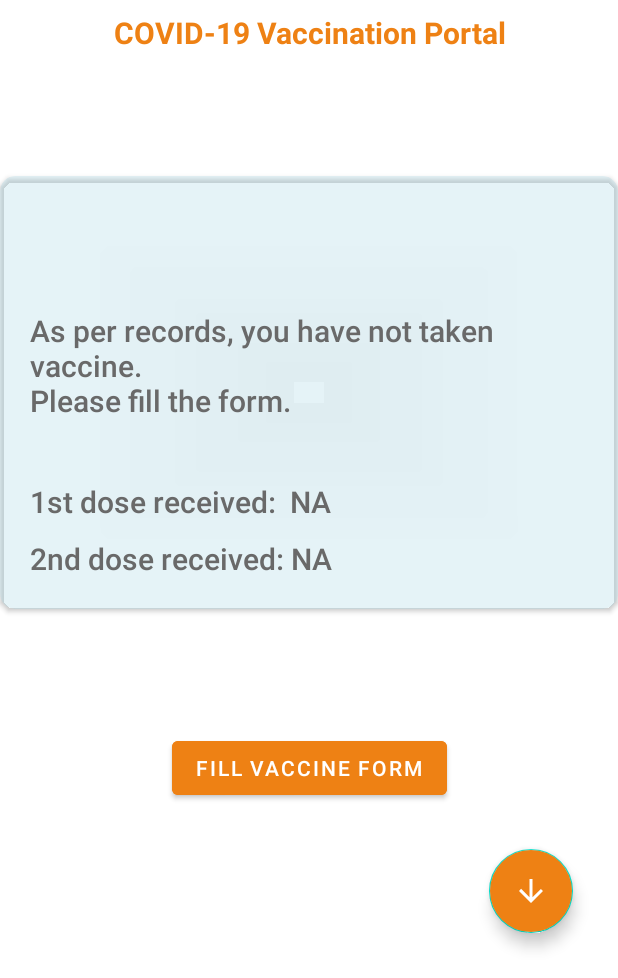
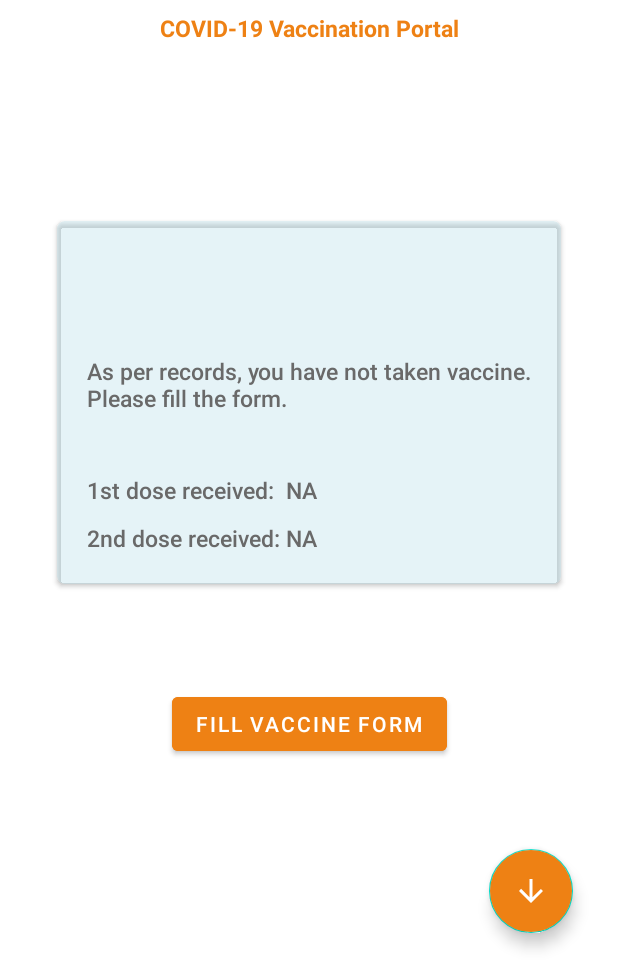
Before and after one commit to ankitwkd/COVAR, an Android app: the screen it shows after launch once a user with an empty profile is signed in (Dashboard), on a phone screen of 412 x 824 dp, the part 258-1236 px from its top. Run offline under Robolectric (Android 15) with nearby library versions, the phone set to English and light mode, and no system bars; our stand-ins replace Firebase (no records; nobody signed in at launch, a user with empty details on screens opened directly), navigation-ui; 3 statements that could not run were skipped.

Commit message:
Dashboard UI fix and vaccine form empty check

```diff
--- a/app/src/main/java/com/example/covar/VaccineDetailsActivity.java
+++ b/app/src/main/java/com/example/covar/VaccineDetailsActivity.java
@@ -155,6 +155,14 @@ public class VaccineDetailsActivity extends AppCompatActivity {
     public void saveVaccineDetails(View view) {
         try {
             String username = currUser.getEmail().split("@")[0];
+            String vaccineName = vaccineDropdown.getText().toString();
+            String doseNumber = doseDropdown.getText().toString();
+            String dateString = dateLayout.getText().toString();
+            if(vaccineName.isEmpty() || doseNumber.isEmpty() || dateString.isEmpty()){
+                Toast.makeText(this, "All fields are mandatory", Toast.LENGTH_SHORT)
+                        .show();
+                return;
+            }
             user.setVaccineName(vaccineDropdown.getText().toString());
             user.setDose(doseDropdown.getText().toString());
             if(user.getDose().equalsIgnoreCase("1")) {
--- a/app/src/main/java/com/example/covar/ui/home/HomeFragment.java
+++ b/app/src/main/java/com/example/covar/ui/home/HomeFragment.java
@@ -109,7 +109,7 @@ public class HomeFragment extends Fragment {
 
     private void collectData() {
         String username = currUser.getEmail().split("@")[0];
-        cardView.setVisibility(getView().GONE);
+        cardView.setVisibility(getView().INVISIBLE);
         //progressBar.setVisibility(getView().VISIBLE);
         mDatabase.child("users").child(username).get()
                 .addOnCompleteListener(new OnCompleteListener<DataSnapshot>() {
@@ -145,16 +145,16 @@ public class HomeFragment extends Fragment {
                                 c.add(Calendar.DATE, 30);
                                 display_text += new SimpleDateFormat("d MMMM yyyy").format(c.getTime()) + "\n";
                                 secondDose.setText("Tentative second dose date: " + new SimpleDateFormat("d MMMM yyyy").format(c.getTime()));
-                                msg.setText("Thank you for completing your COVID-19 vaccine.\nYour second dose is still due.");
+                                msg.setText("Thank you for completing your COVID-19\nvaccine. Your second dose is still due.");
                             } else if (vaccineDate1 != null && vaccineDate2 != null) {
-                                fillUpButton.setVisibility(View.GONE);
+                                fillUpButton.setVisibility(View.INVISIBLE);
                                 display_text += "You took your first dose on ";
                                 display_text += user.getVaccinationDate1() + "\n";
                                 firstDose.setText("1st dose received: " + user.getVaccinationDate1());
                                 display_text += "You took your second dose on ";
                                 display_text += user.getVaccinationDate2() + "\n";
                                 secondDose.setText("2nd dose received: " + user.getVaccinationDate2());
-                                msg.setText("Thank you for completing your COVID-19 vaccine.");
+                                msg.setText("Thank you for completing your COVID-19\nvaccine.");
 
                             } else if (vaccineDate1 == null && vaccineDate2 == null) {
                                 display_text += "As per records, you have not taken vaccine.\nPlease fill the form.";
--- a/app/src/main/res/layout/fragment_home.xml
+++ b/app/src/main/res/layout/fragment_home.xml
@@ -35,7 +35,7 @@
         android:text="COVID-19 Vaccination Portal"
         android:textAlignment="center"
         android:textColor="@color/app_orange"
-        android:textSize="20sp"
+        android:textSize="15sp"
         android:textStyle="bold"
         app:layout_constraintHorizontal_bias="0.0"
         app:layout_constraintTop_toBottomOf="@+id/logoImage"
@@ -45,20 +45,14 @@
         android:id="@+id/card_view"
         android:layout_width="wrap_content"
         android:layout_height="wrap_content"
-        android:layout_gravity="center"
-        android:layout_margin="20dp"
-        android:layout_marginStart="20dp"
-        android:layout_marginEnd="20dp"
-        android:maxWidth="300dp"
-        android:padding="10dp"
-        android:visibility="gone"
+        android:gravity="center_vertical"
         app:cardBackgroundColor="#50ADD8E6"
-        app:cardCornerRadius="10dp"
-
-        app:layout_constraintBottom_toTopOf="@+id/btnFillUp"
+        app:cardCornerRadius="5dp"
+        app:layout_constraintBottom_toBottomOf="parent"
         app:layout_constraintEnd_toEndOf="parent"
         app:layout_constraintStart_toStartOf="parent"
-        app:layout_constraintTop_toBottomOf="@+id/welcomeUser">
+        app:layout_constraintTop_toBottomOf="parent"
+        app:layout_constraintTop_toTopOf="parent">
 
 
         <LinearLayout
@@ -87,7 +81,7 @@
                 android:padding="20dp"
                 android:text=""
                 android:textColor="@color/app_gray"
-                android:textSize="20sp" />
+                android:textSize="15sp" />
 
             <TextView
                 android:id="@+id/firstdose"
@@ -100,7 +94,7 @@
                 android:paddingBottom="5dp"
                 android:text=""
                 android:textColor="@color/app_gray"
-                android:textSize="20sp" />
+                android:textSize="15sp" />
 
             <TextView
                 android:id="@+id/seconddose"
@@ -113,7 +107,7 @@
                 android:paddingBottom="20dp"
                 android:text=""
                 android:textColor="@color/app_gray"
-                android:textSize="20sp" />
+                android:textSize="15sp" />
         </LinearLayout>
     </androidx.cardview.widget.CardView>
 
@@ -126,8 +120,6 @@
         android:backgroundTint="@color/app_orange"
         app:layout_constraintBottom_toBottomOf="parent"
         app:layout_constraintEnd_toEndOf="parent"
-        app:layout_constraintHorizontal_bias="1.0"
-        app:layout_constraintStart_toStartOf="parent"
         app:srcCompat="@drawable/ic_baseline_arrow_downward_24"
         app:tint="@null" />
 
@@ -135,6 +127,7 @@
         android:id="@+id/btnFillUp"
         android:layout_width="wrap_content"
         android:layout_height="wrap_content"
+        android:layout_marginTop="40dp"
         android:layout_marginBottom="116dp"
         android:backgroundTint="@color/app_orange"
         android:text="Fill vaccine form"
@@ -142,6 +135,7 @@
 
         android:transitionName="login_signup_transition"
         app:layout_constraintBottom_toBottomOf="parent"
+        app:layout_constraintTop_toBottomOf="@+id/card_view"
         app:layout_constraintEnd_toEndOf="parent"
         app:layout_constraintStart_toStartOf="parent" />
 
```
